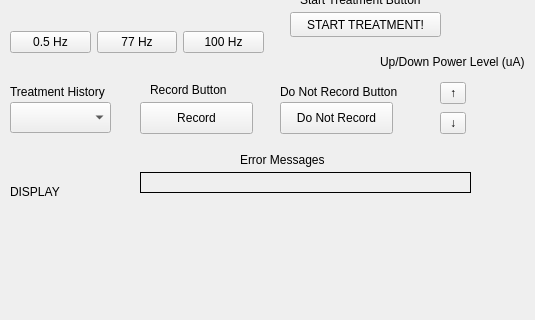
Before: the Qt Designer form mainwindow.ui in j4d3l1/CES, drawn with Qt 5; both pictures show x 0 to 535 and y 158 to 478 of the 717 by 649 pixel window.
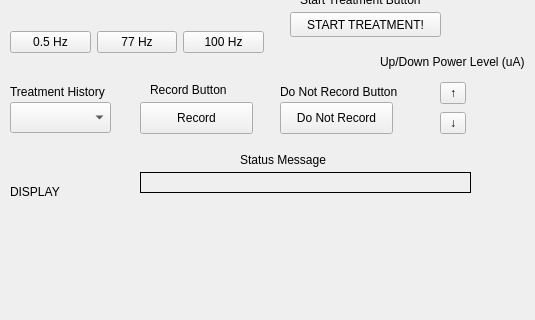
After: the same form once the commit is applied.

Commit message: Error message label name changed to Status message. Clearing of message text and additional status messages added.

Patch:
```diff
--- a/mainwindow.ui
+++ b/mainwindow.ui
@@ -326,7 +326,7 @@
      </rect>
     </property>
     <property name="text">
-     <string>Error Messages</string>
+     <string>Status Message</string>
     </property>
    </widget>
    <widget class="QLabel" name="errorMessages">
```
Left out of the diff: 4 changed lines with no effect on the pictures. The commit also changes 1 other file.
